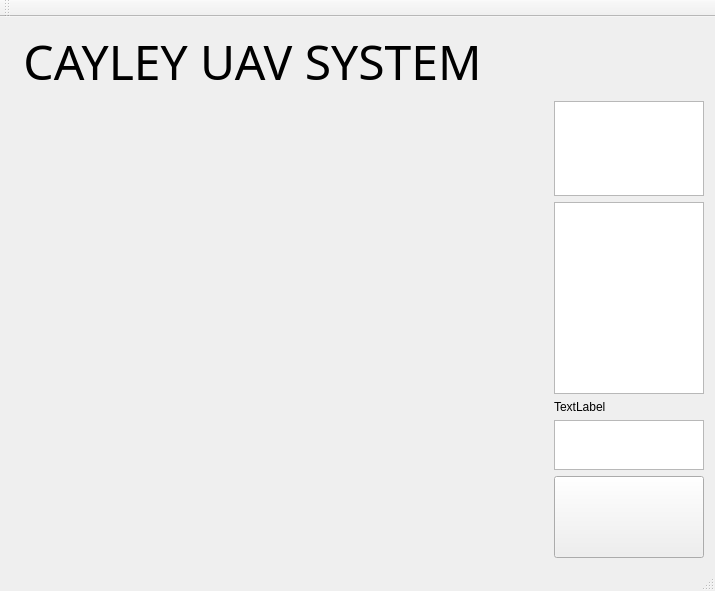
Above: VoceTest1/mainwindow.ui from Qt-Widgets/UAV-Project before the change. Below: the same form after it.
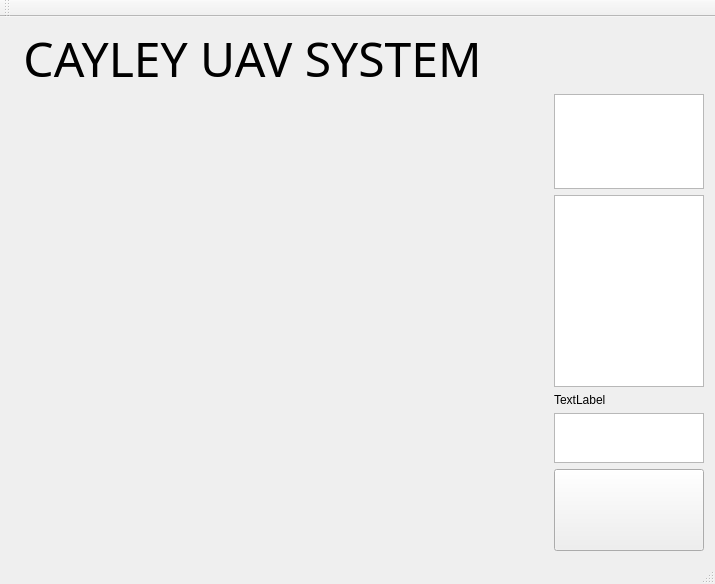
That is the form after the change.

Patch:
```diff
--- a/VoceTest1/mainwindow.ui
+++ b/VoceTest1/mainwindow.ui
@@ -98,6 +98,12 @@
     </item>
     <item row="0" column="0">
      <widget class="QLabel" name="title">
+      <property name="maximumSize">
+       <size>
+        <width>16777215</width>
+        <height>60</height>
+       </size>
+      </property>
       <property name="font">
        <font>
         <family>Agency FB</family>
```
